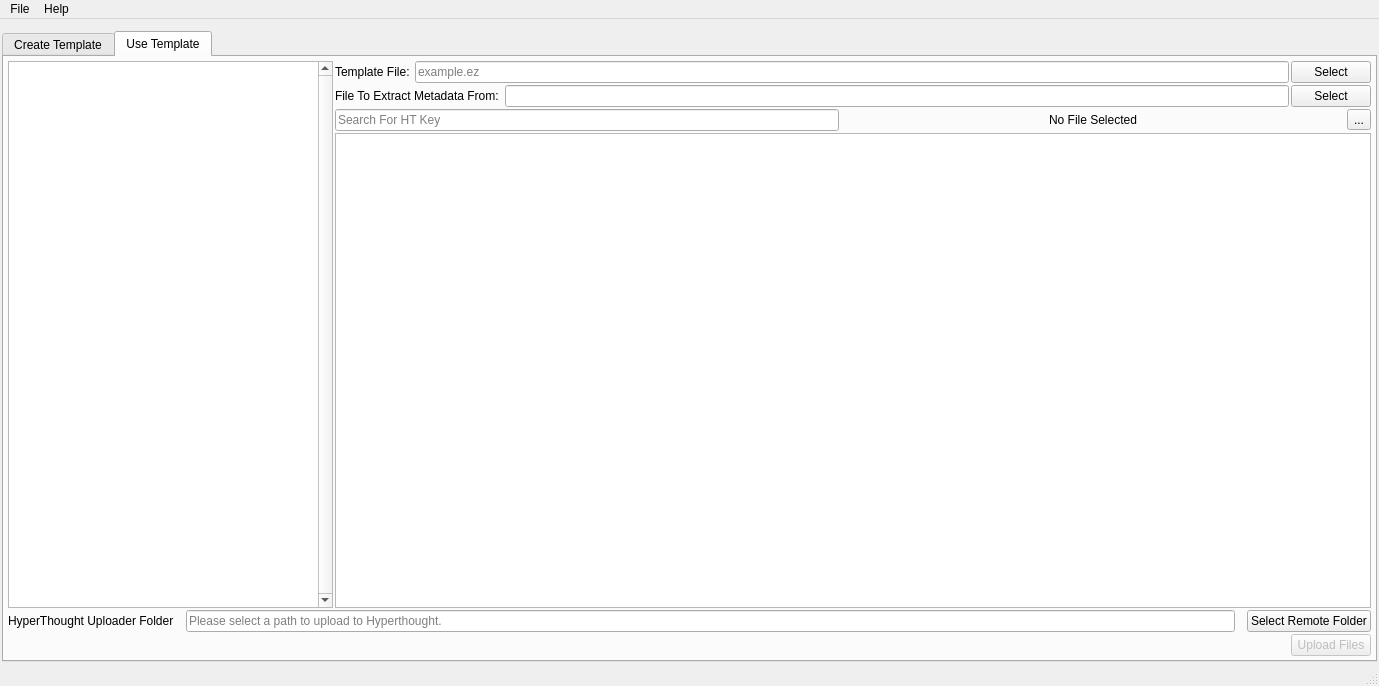
First picture: the form in mainwindow.ui, repository BlueQuartzSoftware/MetaForge, before the edit.
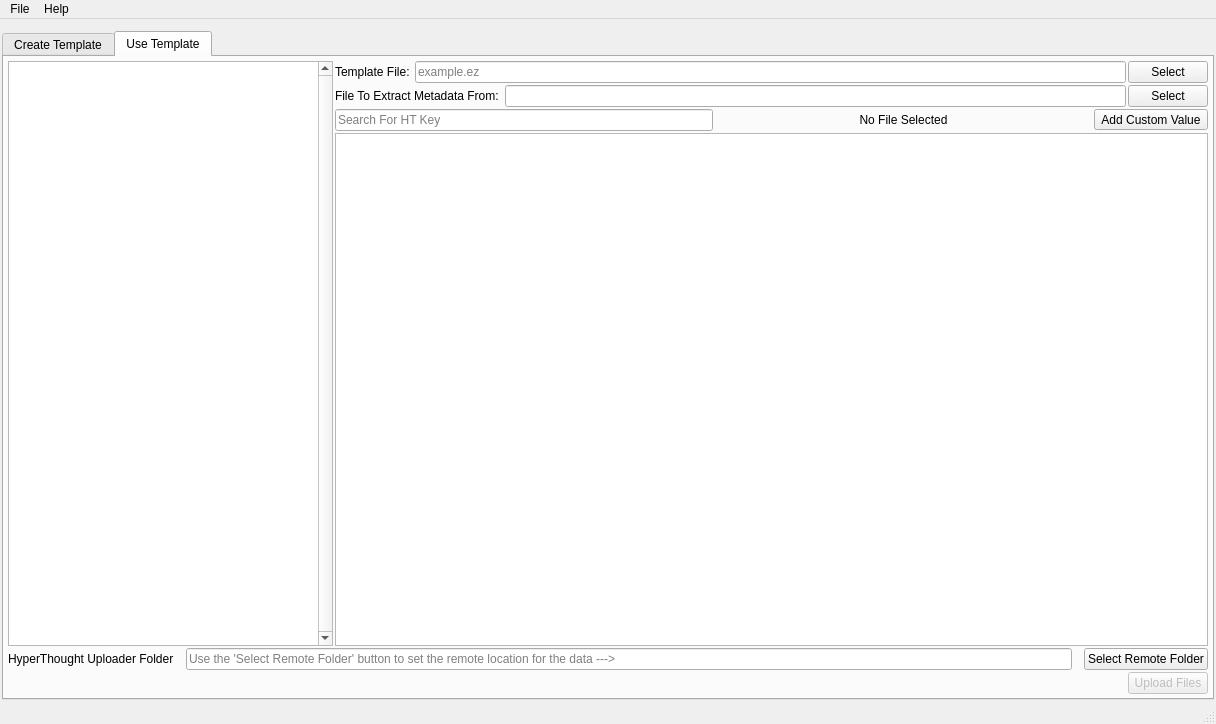
Second picture: the form after the edit. Icons and pictures are not drawn.

Commit message:
Ensure all fields are filled out before enabling the 'Upload' button
Set custom icons in the .ui file instead of programatically.

Patch:
```diff
--- a/mainwindow.ui
+++ b/mainwindow.ui
@@ -6,8 +6,8 @@
    <rect>
     <x>0</x>
     <y>0</y>
-    <width>1379</width>
-    <height>686</height>
+    <width>1216</width>
+    <height>724</height>
    </rect>
   </property>
   <property name="minimumSize">
@@ -480,7 +480,14 @@
               <item>
                <widget class="QToolButton" name="appendUseTableRowButton">
                 <property name="text">
-                 <string>...</string>
+                 <string>Add Custom Value</string>
+                </property>
+                <property name="icon">
+                 <iconset resource="resources.qrc">
+                  <normaloff>:/resources/plus.png</normaloff>:/resources/plus.png</iconset>
+                </property>
+                <property name="toolButtonStyle">
+                 <enum>Qt::ToolButtonTextBesideIcon</enum>
                 </property>
                </widget>
               </item>
@@ -518,7 +525,7 @@
              <string/>
             </property>
             <property name="placeholderText">
-             <string>Please select a path to upload to Hyperthought.</string>
+             <string>Use the 'Select Remote Folder' button to set the remote location for the data ---&gt;</string>
             </property>
            </widget>
           </item>
@@ -575,7 +582,7 @@
     <rect>
      <x>0</x>
      <y>0</y>
-     <width>1379</width>
+     <width>1216</width>
      <height>22</height>
     </rect>
    </property>
```
Left out of the diff: 33 changed lines with no effect on the pictures. The commit also changes 2 other files.
